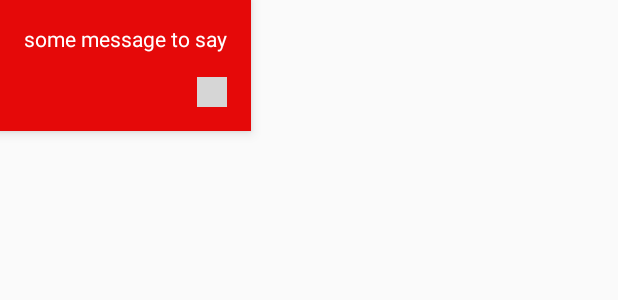
After one commit to Zywczas/RecipeMaster, an Android app: the layout dialog_message.xml on its own in the app's theme, with its tools: preview values and no code run, on a phone screen of 412 x 824 dp. The commit adds this screen. Shown: the top 300 px of the screen. Run offline under Robolectric (Android 15) with nearby library versions, the phone set to English and light mode, and no system bars; grey boxes are pictures that could not be loaded.

Commit message:
confirmation dialog working

```diff
--- /dev/null
+++ b/app/src/main/res/layout/dialog_message.xml
@@ -0,0 +1,37 @@
+<?xml version="1.0" encoding="utf-8"?>
+<androidx.constraintlayout.widget.ConstraintLayout xmlns:android="http://schemas.android.com/apk/res/android"
+    xmlns:app="http://schemas.android.com/apk/res-auto"
+    xmlns:tools="http://schemas.android.com/tools"
+    android:layout_width="wrap_content"
+    android:layout_height="wrap_content"
+    android:background="@color/red3"
+    android:elevation="5dp">
+
+    <TextView
+        android:id="@+id/info_txtView_infoDialog"
+        android:layout_width="wrap_content"
+        android:layout_height="wrap_content"
+        android:layout_marginStart="16dp"
+        android:layout_marginTop="16dp"
+        android:layout_marginEnd="16dp"
+        android:textColor="@android:color/white"
+        app:layout_constraintEnd_toEndOf="parent"
+        app:layout_constraintHorizontal_bias="0.5"
+        app:layout_constraintStart_toStartOf="parent"
+        app:layout_constraintTop_toTopOf="parent"
+        tools:text="some message to say" />
+
+    <ImageView
+        android:id="@+id/confirm_imageView_infoDialog"
+        android:layout_width="20dp"
+        android:layout_height="20dp"
+        android:layout_marginTop="16dp"
+        android:layout_marginEnd="16dp"
+        android:layout_marginBottom="16dp"
+        android:background="@color/red3"
+        app:layout_constraintBottom_toBottomOf="parent"
+        app:layout_constraintEnd_toEndOf="parent"
+        app:layout_constraintTop_toBottomOf="@+id/info_txtView_infoDialog"
+        app:srcCompat="@drawable/com_facebook_button_like_icon_selected" />
+
+</androidx.constraintlayout.widget.ConstraintLayout>
--- a/app/src/main/res/layout/dialog_save_image.xml
+++ b/app/src/main/res/layout/dialog_save_image.xml
@@ -3,7 +3,8 @@
     xmlns:app="http://schemas.android.com/apk/res-auto"
     xmlns:tools="http://schemas.android.com/tools"
     android:layout_width="wrap_content"
-    android:layout_height="wrap_content">
+    android:layout_height="wrap_content"
+    android:elevation="5dp">
 
     <TextView
         android:id="@+id/textView2"
--- a/app/src/main/res/values/colors.xml
+++ b/app/src/main/res/values/colors.xml
@@ -5,5 +5,6 @@
     <color name="colorAccent">#03DAC5</color>
     <color name="darkGrey">#a6a6a6 </color>
     <color name="blue2">#0033cc</color>
+    <color name="red3">#e50909</color>
 <!--todo poustawiac kolory wszedzie-->
 </resources>
```
Also changed, not shown: app/src/main/java/com/zywczas/recipemaster/viewmodels/CookingViewModel.kt (+29 -1 lines), app/src/main/java/com/zywczas/recipemaster/views/CookingFragment.kt (+31 -11 lines), app/src/main/java/com/zywczas/recipemaster/views/SaveImageDialog.kt (deleted, +0 -104 lines).
